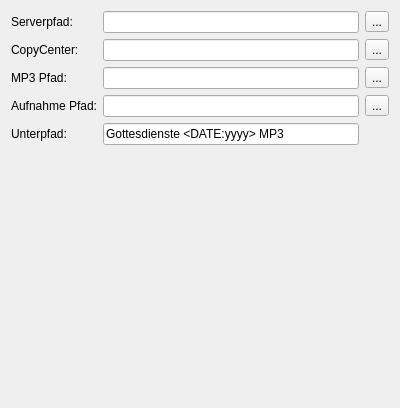
First picture: the form in lsGlobalSettings.ui, repository audioprog/AudioDatabaseForUsbAutoCopyMaster, before the edit.
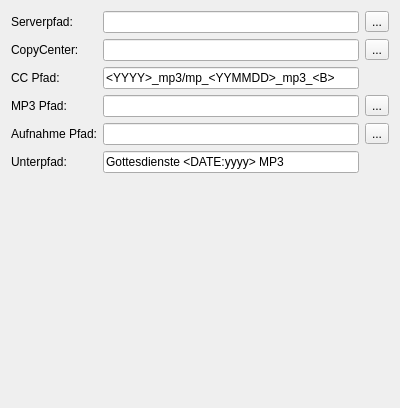
Second picture: the form after the edit.

The edit to the form file:
```diff
--- a/lsGlobalSettings.ui
+++ b/lsGlobalSettings.ui
@@ -14,7 +14,24 @@
    <string>Form</string>
   </property>
   <layout class="QGridLayout" name="gridLayout">
-   <item row="5" column="2">
+   <item row="4" column="1">
+    <widget class="QLineEdit" name="lineEditCapturePath"/>
+   </item>
+   <item row="5" column="1">
+    <widget class="QLineEdit" name="lineEditSubPath">
+     <property name="text">
+      <string>Gottesdienste &lt;DATE:yyyy&gt; MP3</string>
+     </property>
+    </widget>
+   </item>
+   <item row="0" column="2">
+    <widget class="QToolButton" name="toolButtonServerPath">
+     <property name="text">
+      <string>...</string>
+     </property>
+    </widget>
+   </item>
+   <item row="6" column="2">
     <spacer name="verticalSpacer">
      <property name="orientation">
       <enum>Qt::Vertical</enum>
@@ -27,44 +44,23 @@
      </property>
     </spacer>
    </item>
-   <item row="4" column="0">
+   <item row="5" column="0">
     <widget class="QLabel" name="label_4">
      <property name="text">
       <string>Unterpfad:</string>
      </property>
     </widget>
    </item>
-   <item row="4" column="1">
-    <widget class="QLineEdit" name="lineEditSubPath">
-     <property name="text">
-      <string>Gottesdienste &lt;DATE:yyyy&gt; MP3</string>
-     </property>
-    </widget>
-   </item>
-   <item row="3" column="1">
-    <widget class="QLineEdit" name="lineEditCapturePath"/>
-   </item>
-   <item row="0" column="2">
-    <widget class="QToolButton" name="toolButtonServerPath">
-     <property name="text">
-      <string>...</string>
-     </property>
-    </widget>
-   </item>
-   <item row="2" column="0">
-    <widget class="QLabel" name="label_2">
-     <property name="text">
-      <string>MP3 Pfad:</string>
-     </property>
-    </widget>
-   </item>
-   <item row="3" column="0">
+   <item row="4" column="0">
     <widget class="QLabel" name="label_3">
      <property name="text">
       <string>Aufnahme Pfad:</string>
      </property>
     </widget>
    </item>
+   <item row="3" column="1">
+    <widget class="QLineEdit" name="lineEditMp3Path"/>
+   </item>
    <item row="0" column="0">
     <widget class="QLabel" name="label">
      <property name="text">
@@ -72,29 +68,30 @@
      </property>
     </widget>
    </item>
-   <item row="2" column="1">
-    <widget class="QLineEdit" name="lineEditMp3Path"/>
-   </item>
-   <item row="3" column="2">
+   <item row="4" column="2">
     <widget class="QToolButton" name="toolButtonCapturePath">
      <property name="text">
       <string>...</string>
      </property>
     </widget>
    </item>
-   <item row="2" column="2">
-    <widget class="QToolButton" name="toolButtonMp3Path">
+   <item row="3" column="0">
+    <widget class="QLabel" name="label_2">
      <property name="text">
-      <string>...</string>
+      <string>MP3 Pfad:</string>
+     </property>
+    </widget>
+   </item>
+   <item row="1" column="0">
+    <widget class="QLabel" name="label_5">
+     <property name="text">
+      <string>CopyCenter:</string>
      </property>
     </widget>
    </item>
    <item row="0" column="1">
     <widget class="QLineEdit" name="lineEditServerPath"/>
    </item>
-   <item row="1" column="1">
-    <widget class="QLineEdit" name="lineEditCopyCenter"/>
-   </item>
    <item row="1" column="2">
     <widget class="QToolButton" name="toolButtonCopyCenter">
      <property name="text">
@@ -102,10 +99,27 @@
      </property>
     </widget>
    </item>
-   <item row="1" column="0">
-    <widget class="QLabel" name="label_5">
+   <item row="1" column="1">
+    <widget class="QLineEdit" name="lineEditCopyCenter"/>
+   </item>
+   <item row="3" column="2">
+    <widget class="QToolButton" name="toolButtonMp3Path">
      <property name="text">
-      <string>CopyCenter:</string>
+      <string>...</string>
+     </property>
+    </widget>
+   </item>
+   <item row="2" column="0">
+    <widget class="QLabel" name="label_6">
+     <property name="text">
+      <string>CC Pfad:</string>
+     </property>
+    </widget>
+   </item>
+   <item row="2" column="1">
+    <widget class="QLineEdit" name="lineEdit">
+     <property name="text">
+      <string>&lt;YYYY&gt;_mp3/mp_&lt;YYMMDD&gt;_mp3_&lt;B&gt;</string>
      </property>
     </widget>
    </item>
```
